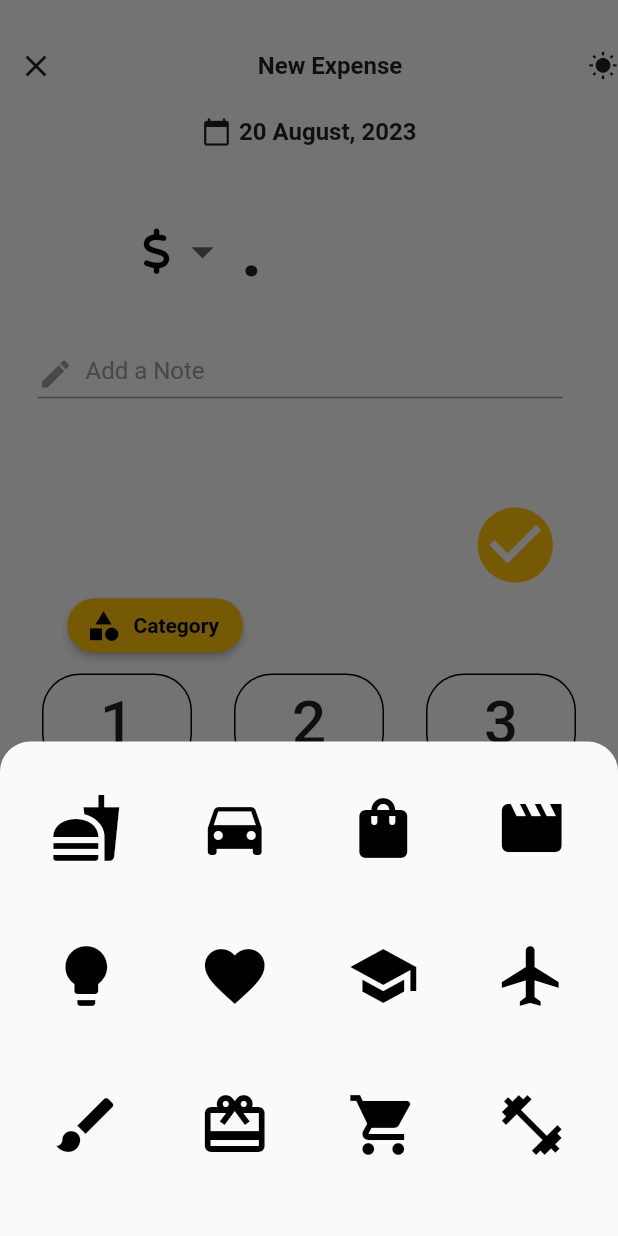
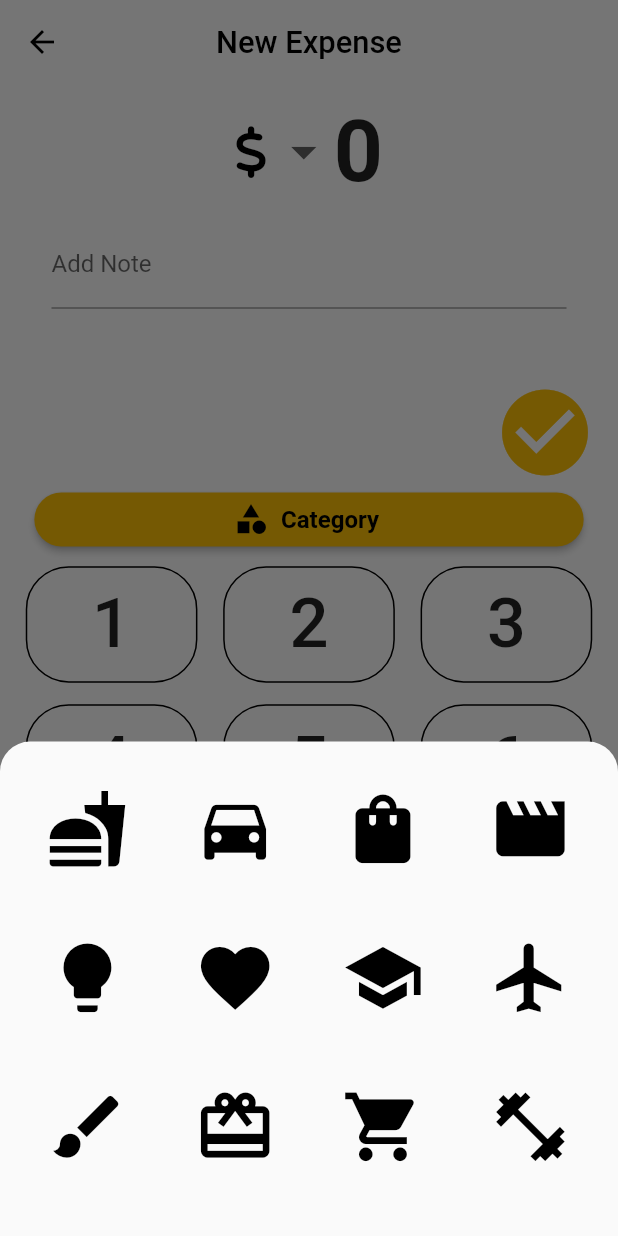
Before and after one commit to Trex1102/nothing, a Flutter app: the AddExpenseScreen screen opened directly, after a tap on "Category", on a phone screen of 412 x 824 dp. Run offline on Flutter 3.47's test engine with Material 2 defaults, Android fonts, the phone set to English and light mode, and no system bars; our stand-ins replace bloc, connectivity_plus, dartz, equatable, flutter_bloc, flutter_screenutil and 5 more; missing offline and left inert: test; accounts and stored records are empty; Roboto replaces fonts that are missing (MPlusRounded1C, MPlusRounded1c).

Commit message:
fixed add expense structure issue

```diff
--- a/lib/features/expense_management/presentation/add_expense_presenter/pages/add_expense_screen.dart
+++ b/lib/features/expense_management/presentation/add_expense_presenter/pages/add_expense_screen.dart
@@ -1,4 +1,5 @@
 import 'package:flutter/material.dart';
+import 'package:flutter_screenutil/flutter_screenutil.dart'; // Import the package
 import '../widgets/header_widget.dart';
 import '../widgets/add_note_textfield.dart';
 import '../widgets/numpad_widget.dart';
@@ -12,24 +13,58 @@ class AddExpenseScreen extends StatefulWidget {
 }
 
 class _AddExpenseScreenState extends State<AddExpenseScreen> {
-  String weatherIcon = "sunny"; // Replace with the actual weather icon
+  String weatherIcon = "sunny";
   DateTime currentDate = DateTime.now();
-  String selectedCurrency = "USD"; // Replace with the initial currency
-  String amount = "0"; // Replace with the initial amount
-  CategoryEntity? selectedCategory; // Add selected category variable
-  List<String> currencyOptions = ["USD", "EUR", "GBP", "TK"]; // Replace with the available currency options
+  String selectedCurrency = "USD";
+  String amount = "0";
+  CategoryEntity? selectedCategory;
+  List<String> currencyOptions = ["USD", "EUR", "GBP", "TK"];
   TextEditingController noteController = TextEditingController();
 
   @override
   Widget build(BuildContext context) {
+    // Initialize screenutil
+    ScreenUtil.init(
+      context,
+    );
+
     return Scaffold(
-      body: Padding(
-        padding: const EdgeInsets.all(0.0),
-        child: Column(
+      extendBody: true,
+      backgroundColor: Colors.white,
+      extendBodyBehindAppBar: true,
+      appBar: AppBar(
+        centerTitle: true,
+        automaticallyImplyLeading: true,
+        backgroundColor: Colors.transparent,
+        elevation: 0,
+        surfaceTintColor: Colors.transparent,
+        leading: BackButton(
+          color: Colors.black,
+          onPressed: () {
+            Navigator.of(context).pop();
+          },
+        ),
+        title: Row(
+          mainAxisAlignment: MainAxisAlignment.center,
+          mainAxisSize: MainAxisSize.min,
           children: [
-            const SizedBox(height: 20),
-            HeaderWidget(weatherIcon: weatherIcon, currentDate: currentDate),
-            const SizedBox(height: 40),
+            Text(
+              "New Expense",
+              style: TextStyle(
+                color: Colors.black,
+                fontSize: 18.sp, // Use screenutil to adapt font size
+              ),
+            ),
+          ],
+        ),
+      ),
+      body: ListView(
+        children: [
+          SizedBox(height: 10.h), // Use screenutil to adapt widget sizes
+          Row(
+            mainAxisAlignment: MainAxisAlignment.center,
+            mainAxisSize: MainAxisSize.min,
+            children: [
               ShowAmountField(
                 amount: amount,
                 selectedCurrency: selectedCurrency,
@@ -39,28 +74,30 @@ class _AddExpenseScreenState extends State<AddExpenseScreen> {
                     selectedCurrency = value!;
                   });
                 },
+              )
+            ],
           ),
-            const SizedBox(height: 40),
+          SizedBox(height: 10.h),
           AddNoteTextField(controller: noteController),
-            const SizedBox(height: 60),
+          SizedBox(height: 40.h),
           Padding(
-              padding: const EdgeInsets.only(left: 275),
+            padding: EdgeInsets.only(left: 275.w),
             child: GestureDetector(
               onTap: () {
                 // Perform action when the icon is clicked
               },
-                child: const Icon(
+              child: Icon(
                 Icons.check_circle,
-                  size: 60,
+                size: 60.sp, // Use screenutil to adapt icon size
                 color: Colors.amber,
               ),
             ),
           ),
           Padding(
-              padding: const EdgeInsets.only(right: 205),
+            padding: EdgeInsets.only(right: 20.w, left: 20.w),
             child: ElevatedButton.icon(
               onPressed: () {
-                  _openCategoryBottomSheet(); // Open the category bottom sheet
+                _openCategoryBottomSheet();
               },
               icon: Icon(
                 selectedCategory?.icon ?? Icons.category,
@@ -68,10 +105,11 @@ class _AddExpenseScreenState extends State<AddExpenseScreen> {
               ),
               label: Text(
                 selectedCategory?.name ?? "Category",
-                  style: const TextStyle(
+                style: TextStyle(
                   color: Colors.black,
                   fontFamily: 'MPlusRounded1c',
                   fontWeight: FontWeight.bold,
+                  fontSize: 14.sp, // Use screenutil to adapt font size
                 ),
               ),
               style: ElevatedButton.styleFrom(
@@ -82,7 +120,7 @@ class _AddExpenseScreenState extends State<AddExpenseScreen> {
               ),
             ),
           ),
-            const SizedBox(height: 0),
+          SizedBox(height: 0.h),
           Expanded(
             child: NumpadWidget(
               onKeyPressed: (value) {
@@ -106,9 +144,8 @@ class _AddExpenseScreenState extends State<AddExpenseScreen> {
               },
             ),
           ),
-            const SizedBox(height: 20),
+          SizedBox(height: 20.h),
         ],
-        ),
       ),
     );
   }
@@ -116,7 +153,7 @@ class _AddExpenseScreenState extends State<AddExpenseScreen> {
   void _openCategoryBottomSheet() {
     showModalBottomSheet(
       context: context,
-      shape: RoundedRectangleBorder(
+      shape: const RoundedRectangleBorder(
         borderRadius: BorderRadius.only(
           topLeft: Radius.circular(20),
           topRight: Radius.circular(20),
--- a/lib/features/expense_management/presentation/add_expense_presenter/widgets/add_note_textfield.dart
+++ b/lib/features/expense_management/presentation/add_expense_presenter/widgets/add_note_textfield.dart
@@ -1,4 +1,5 @@
 import 'package:flutter/material.dart';
+import 'package:flutter_screenutil/flutter_screenutil.dart';
 
 class AddNoteTextField extends StatelessWidget {
   final TextEditingController controller;
@@ -7,33 +8,24 @@ class AddNoteTextField extends StatelessWidget {
 
   @override
   Widget build(BuildContext context) {
+    // Initialize screenutil
+    ScreenUtil.init(
+      context,
+    );
+
     return Padding(
-      padding: const EdgeInsets.only(left: 25),
+      padding: EdgeInsets.symmetric(horizontal: 30.w, vertical: 0.h), // Use screenutil for padding
       child: Column(
         crossAxisAlignment: CrossAxisAlignment.start,
         children: [
-          Container(
-            height: 20,
-            child: const Row(
-              crossAxisAlignment: CrossAxisAlignment.center,
-              children: [
-                Icon(Icons.edit, color: Colors.grey),
-                SizedBox(width: 8),
-                Expanded(
-                  child: Text(
-                    'Add a Note',
-                    style: TextStyle(fontSize: 16, fontFamily: 'MPlusRounded1C', color: Colors.grey),
-                  ),
-                ),
-              ],
+          Theme(
+            data: ThemeData(
+              primarySwatch: Colors.amber, // Set the primary color to amber
             ),
-          ),
-          Container(
-            width: MediaQuery.of(context).size.width * 0.85,
-            child: const Center(
-              child: Divider(
-                color: Colors.grey,
-                thickness: 1,
+            child: TextFormField(
+              decoration: const InputDecoration(
+                border: UnderlineInputBorder(),
+                labelText: 'Add Note',
               ),
             ),
           ),
--- a/lib/features/expense_management/presentation/add_expense_presenter/widgets/category_bottom_sheet.dart
+++ b/lib/features/expense_management/presentation/add_expense_presenter/widgets/category_bottom_sheet.dart
@@ -1,4 +1,5 @@
 import 'package:flutter/material.dart';
+import 'package:flutter_screenutil/flutter_screenutil.dart'; // Import the package
 import '../../../domain/entities/category_entity.dart';
 
 class CategoryBottomSheet extends StatelessWidget {
@@ -12,14 +13,19 @@ class CategoryBottomSheet extends StatelessWidget {
 
   @override
   Widget build(BuildContext context) {
+    // Initialize screenutil
+    ScreenUtil.init(
+      context,
+    );
+
     return Container(
-      height: MediaQuery.of(context).size.height * 0.4,
-      padding: EdgeInsets.all(16),
+      height: 0.4.sh, // Use screenutil to adapt to screen height
+      padding: EdgeInsets.all(16.w), // Use screenutil for padding
       child: GridView.builder(
         gridDelegate: SliverGridDelegateWithFixedCrossAxisCount(
           crossAxisCount: 4,
-          crossAxisSpacing: 16,
-          mainAxisSpacing: 16,
+          crossAxisSpacing: 16.w, // Use screenutil for spacing
+          mainAxisSpacing: 16.h, // Use screenutil for spacing
         ),
         itemCount: categories.length,
         itemBuilder: (context, index) {
@@ -31,7 +37,7 @@ class CategoryBottomSheet extends StatelessWidget {
             },
             child: Icon(
               category.icon,
-              size: 48,
+              size: 48.sp, // Use screenutil for icon size
               color: Colors.black,
             ),
           );
--- a/lib/features/expense_management/presentation/add_expense_presenter/widgets/numpad_widget.dart
+++ b/lib/features/expense_management/presentation/add_expense_presenter/widgets/numpad_widget.dart
@@ -1,16 +1,22 @@
 import 'package:flutter/material.dart';
+import 'package:flutter_screenutil/flutter_screenutil.dart';
 
 class NumpadWidget extends StatelessWidget {
   final Function(String) onKeyPressed;
 
-  const NumpadWidget({super.key, required this.onKeyPressed});
+  const NumpadWidget({Key? key, required this.onKeyPressed}) : super(key: key);
 
   @override
   Widget build(BuildContext context) {
+    // Initialize screenutil
+    ScreenUtil.init(
+      context,
+    );
+
     return Column(
       children: [
         Padding(
-          padding: const EdgeInsets.symmetric(vertical: 8.0),
+          padding: EdgeInsets.symmetric(vertical: 6.h), // Use screenutil
           child: Row(
             mainAxisAlignment: MainAxisAlignment.spaceEvenly,
             children: [
@@ -21,7 +27,7 @@ class NumpadWidget extends StatelessWidget {
           ),
         ),
         Padding(
-          padding: const EdgeInsets.symmetric(vertical: 8.0),
+          padding: EdgeInsets.symmetric(vertical: 6.h), // Use screenutil
           child: Row(
             mainAxisAlignment: MainAxisAlignment.spaceEvenly,
             children: [
@@ -32,7 +38,7 @@ class NumpadWidget extends StatelessWidget {
           ),
         ),
         Padding(
-          padding: const EdgeInsets.symmetric(vertical: 8.0),
+          padding: EdgeInsets.symmetric(vertical: 6.h), // Use screenutil
           child: Row(
             mainAxisAlignment: MainAxisAlignment.spaceEvenly,
             children: [
@@ -42,9 +48,8 @@ class NumpadWidget extends StatelessWidget {
             ],
           ),
         ),
-
         Padding(
-          padding: const EdgeInsets.symmetric(vertical: 8.0),
+          padding: EdgeInsets.symmetric(vertical: 6.h), // Use screenutil
           child: Row(
             mainAxisAlignment: MainAxisAlignment.spaceEvenly,
             children: [
@@ -60,16 +65,16 @@ class NumpadWidget extends StatelessWidget {
 
   Widget _buildNumberButton(String number) {
     return Container(
-      width: 100,
-      height: 65,
+      width: 100.w, // Use screenutil
+      height: 65.h, // Use screenutil
       decoration: BoxDecoration(
         border: Border.all(color: Colors.black, width: 1),
-        borderRadius: BorderRadius.circular(25),
+        borderRadius: BorderRadius.circular(25.w), // Use screenutil
       ),
       child: MaterialButton(
         onPressed: () => onKeyPressed(number),
         shape: RoundedRectangleBorder(
-          borderRadius: BorderRadius.circular(10),
+          borderRadius: BorderRadius.circular(10.w), // Use screenutil
         ),
         color: Colors.transparent,
         elevation: 0,
@@ -78,7 +83,10 @@ class NumpadWidget extends StatelessWidget {
         highlightElevation: 0,
         child: Text(
           number,
-          style: const TextStyle(fontFamily: 'MPlusRounded1C' , fontSize: 40),
+          style: TextStyle(
+            fontFamily: 'MPlusRounded1C',
+            fontSize: 40.sp, // Use screenutil
+          ),
         ),
       ),
     );
@@ -86,18 +94,18 @@ class NumpadWidget extends StatelessWidget {
 
   Widget _buildBackspaceButton() {
     return Container(
-      width: 100,
-      height: 65,
+      width: 100.w, // Use screenutil
+      height: 65.h, // Use screenutil
       decoration: BoxDecoration(
         border: Border.all(color: Colors.black, width: 1),
-        borderRadius: BorderRadius.circular(25),
+        borderRadius: BorderRadius.circular(25.w), // Use screenutil
         color: Colors.amber,
       ),
       child: IconButton(
-        icon: const Icon(Icons.backspace),
+        icon: Icon(Icons.backspace),
         onPressed: () => onKeyPressed('backspace'),
         color: Colors.black,
-        iconSize: 40,
+        iconSize: 40.sp, // Use screenutil
       ),
     );
   }
--- a/lib/features/expense_management/presentation/add_expense_presenter/widgets/show_amount_field.dart
+++ b/lib/features/expense_management/presentation/add_expense_presenter/widgets/show_amount_field.dart
@@ -1,5 +1,6 @@
 import 'package:flutter/material.dart';
 import 'package:font_awesome_flutter/font_awesome_flutter.dart';
+import 'package:flutter_screenutil/flutter_screenutil.dart';
 
 class ShowAmountField extends StatelessWidget {
   final String amount;
@@ -7,30 +8,38 @@ class ShowAmountField extends StatelessWidget {
   final List<String> currencyOptions;
   final Function(String?) onCurrencyChanged;
 
-  const ShowAmountField({super.key,
+  const ShowAmountField({
+    Key? key,
     required this.amount,
     required this.selectedCurrency,
     required this.currencyOptions,
     required this.onCurrencyChanged,
-  });
+  }) : super(key: key);
 
   @override
   Widget build(BuildContext context) {
+    // Initialize screenutil
+    ScreenUtil.init(
+      context,
+    );
+
     return Row(
       children: [
-          const SizedBox(width: 95),
         DropdownButton<String>(
           value: selectedCurrency,
           items: _buildCurrencyDropdownItems(),
           onChanged: onCurrencyChanged,
-            iconSize: 35,
+          iconSize: 35.sp, // Use screenutil for icon size
           underline: Container(),
           dropdownColor: Colors.white,
         ),
-          const SizedBox(width: 8),
         Text(
           amount,
-            style: const TextStyle(fontSize: 50, fontWeight: FontWeight.bold, fontFamily: 'MPlusRounded1C'),
+          style: TextStyle(
+            fontSize: 50.sp, // Use screenutil for font size
+            fontWeight: FontWeight.bold,
+            fontFamily: 'MPlusRounded1C',
+          ),
         ),
       ],
     );
@@ -48,15 +57,15 @@ class ShowAmountField extends StatelessWidget {
   Widget _buildCurrencyIcon(String currency) {
     switch (currency) {
       case 'USD':
-        return const FaIcon(FontAwesomeIcons.dollarSign, color: Colors.black, size: 30);
+        return FaIcon(FontAwesomeIcons.dollarSign, color: Colors.black, size: 30.sp); // Use screenutil for icon size
       case 'EUR':
-        return const FaIcon(FontAwesomeIcons.euroSign, color: Colors.black, size: 30);
+        return FaIcon(FontAwesomeIcons.euroSign, color: Colors.black, size: 30.sp); // Use screenutil for icon size
       case 'GBP':
-        return const FaIcon(FontAwesomeIcons.sterlingSign, color: Colors.black, size: 30);
+        return FaIcon(FontAwesomeIcons.sterlingSign, color: Colors.black, size: 30.sp); // Use screenutil for icon size
       case 'TK':
-        return const FaIcon(FontAwesomeIcons.bangladeshiTakaSign, color: Colors.black, size: 30);
+        return FaIcon(FontAwesomeIcons.bangladeshiTakaSign, color: Colors.black, size: 30.sp); // Use screenutil for icon size
       default:
-        return const FaIcon(FontAwesomeIcons.bangladeshiTakaSign, color: Colors.black, size: 30);
+        return FaIcon(FontAwesomeIcons.bangladeshiTakaSign, color: Colors.black, size: 30.sp); // Use screenutil for icon size
     }
   }
 }
--- a/lib/features/homepage/presentation/pages/expense_screen.dart
+++ b/lib/features/homepage/presentation/pages/expense_screen.dart
@@ -53,10 +53,10 @@ class HomepageExpenseScreen extends StatelessWidget {
               );
             } else if (index == 2) {
               Navigator.pop(context);
-              Navigator.push(
-                context,
-                MaterialPageRoute(builder: (context) => UserProfilePage()),
-              );
+              // Navigator.push(
+              //   context,
+              //   //MaterialPageRoute(builder: (context) => UserProfilePage(userRepository: null,)),
+              // );
             }
           },
         ),
--- a/lib/features/homepage/presentation/pages/income_screen.dart
+++ b/lib/features/homepage/presentation/pages/income_screen.dart
@@ -51,10 +51,10 @@ class HomepageIncomeScreen extends StatelessWidget {
                 );
               } else if (index == 2) {
                 Navigator.pop(context);
-                Navigator.pushReplacement(
-                  context,
-                  MaterialPageRoute(builder: (context) => UserProfilePage()),
-                );
+                // Navigator.pushReplacement(
+                //   context,
+                //   MaterialPageRoute(builder: (context) => UserProfilePage(userRepository: null,)),
+                // );
               }
             },
           ),
--- a/pubspec.yaml
+++ b/pubspec.yaml
@@ -48,6 +48,8 @@ dependencies:
   font_awesome_flutter: ^10.4.0
   syncfusion_flutter_charts: ^21.2.9
   geolocator: ^9.0.2
+  # add flutter_screenutil
+  flutter_screenutil: ^5.8.4
 
 dev_dependencies:
   flutter_test:
```
Lines whose indentation alone changed are shown as unchanged.
